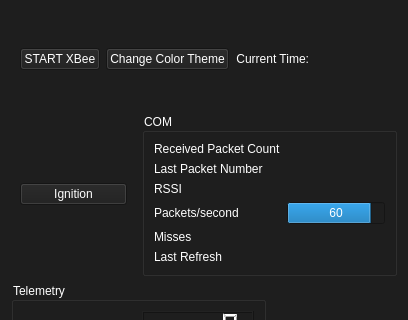
Qt form UI/ui_file/press_alt.ui (MorgesHAB/ERT2020GS) before a commit; both pictures show x 0 to 408 and y 0 to 320 of the 408 by 493 pixel window.
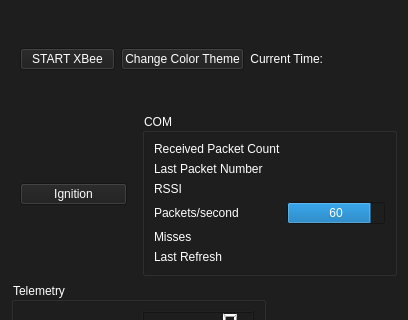
The same form after that commit. Icons and pictures are not drawn.

The edit to the form file:
```diff
--- a/UI/ui_file/press_alt.ui
+++ b/UI/ui_file/press_alt.ui
@@ -288,6 +288,12 @@
       </item>
       <item row="0" column="0">
        <widget class="QPushButton" name="xbee_button">
+        <property name="minimumSize">
+         <size>
+          <width>95</width>
+          <height>0</height>
+         </size>
+        </property>
         <property name="text">
          <string>START XBee</string>
         </property>
```
Left out of the diff: 2 changed lines with no effect on the pictures.
